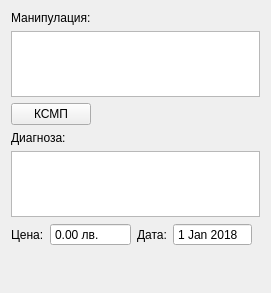
This is src/View/ProcedureDialog/CommonFields/CommonFields.ui in thefinalcutbg/DinoDent as Qt 5 draws it before an edit. The edited form follows.
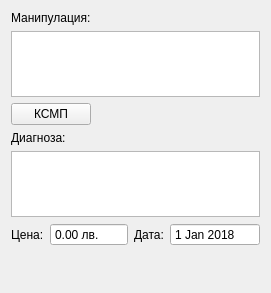
This is the edited form. Custom widgets are drawn as their Qt base class.

```diff
--- a/src/View/ProcedureDialog/CommonFields/CommonFields.ui
+++ b/src/View/ProcedureDialog/CommonFields/CommonFields.ui
@@ -180,6 +180,12 @@
          <verstretch>0</verstretch>
         </sizepolicy>
        </property>
+       <property name="minimumSize">
+        <size>
+         <width>90</width>
+         <height>0</height>
+        </size>
+       </property>
        <property name="wrapping">
         <bool>false</bool>
        </property>
```
